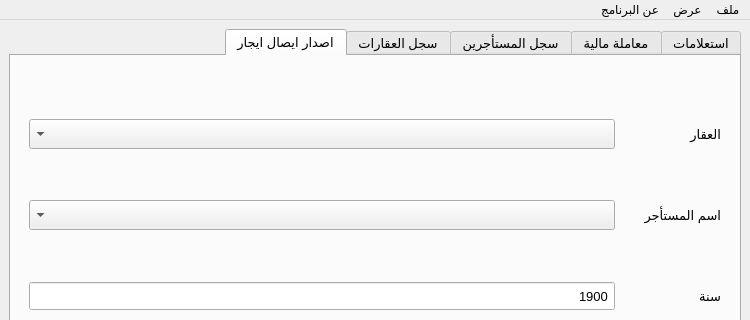
Qt form mainwindow.ui (khaledfathi/estates) before a commit; both pictures show x 0 to 750 and y 0 to 320 of the 750 by 700 pixel window.
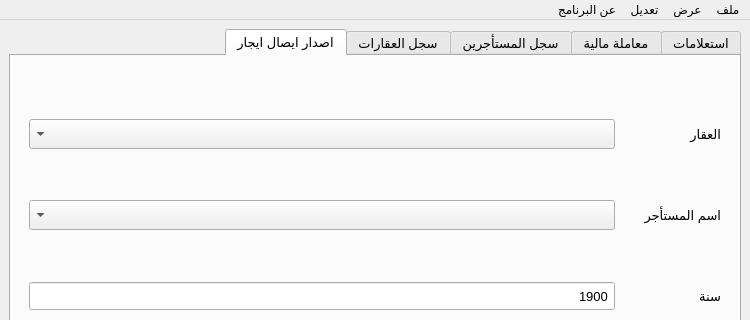
The same form after that commit. The open tabs and pages were chosen to show the change. Icons and pictures are not drawn.

```diff
--- a/mainwindow.ui
+++ b/mainwindow.ui
@@ -2445,8 +2445,19 @@
     </property>
     <addaction name="menuViewAllData"/>
    </widget>
+   <widget class="QMenu" name="menuEdit">
+    <property name="title">
+     <string>تعديل</string>
+    </property>
+    <addaction name="menuEditEstates"/>
+    <addaction name="menuEditRenters"/>
+    <addaction name="menuEditMoney"/>
+    <addaction name="separator"/>
+    <addaction name="menuEditWaterInvoices"/>
+   </widget>
    <addaction name="menu"/>
    <addaction name="menuView"/>
+   <addaction name="menuEdit"/>
    <addaction name="menuAbout"/>
   </widget>
   <widget class="QStatusBar" name="statusbar"/>
```
Left out of the diff: 29 changed lines with no effect on the pictures.
